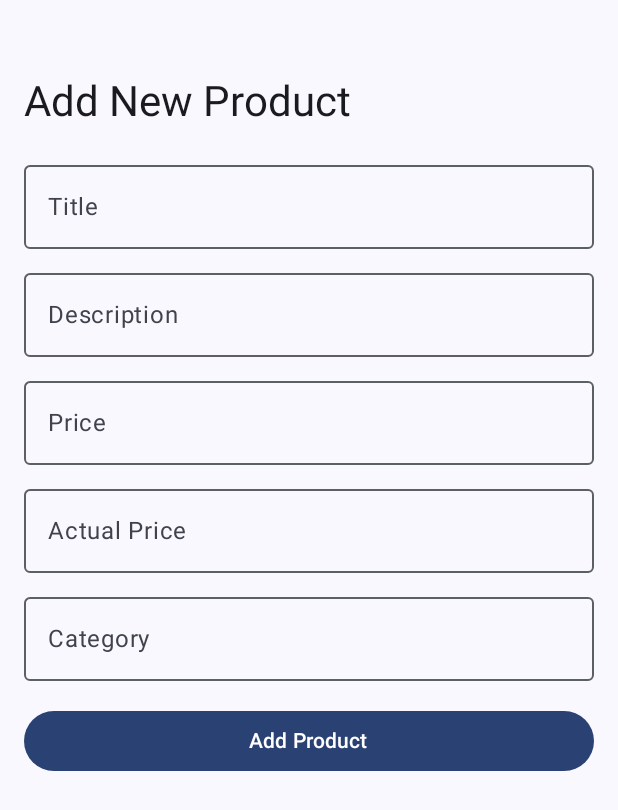
After one commit to PuspenduNayak/ShopKaro, an Android app built with Jetpack Compose: the composable AddProductScreen shown on its own in the app's theme, on a phone screen of 412 x 824 dp. The commit adds this screen. Shown: the top 810 px of the screen. Run offline under Robolectric (Android 15) with nearby library versions, the phone set to English and light mode, and no system bars; our stand-ins replace Firebase (no records; nobody signed in at launch, a user with empty details on screens opened directly); libraries missing offline, so code that uses them is left out: com.tbuonomo.viewpagerdotsindicator; 3 statements that could not run were skipped.

Commit message:
18-07-25 (Admin section Add)

```diff
--- /dev/null
+++ b/app/src/main/java/com/example/easyshop/admin/AddProductScreen.kt
@@ -0,0 +1,93 @@
+package com.example.easyshop.admin
+
+import androidx.compose.foundation.layout.*
+import androidx.compose.material3.*
+import androidx.compose.runtime.*
+import androidx.compose.ui.Modifier
+import androidx.compose.ui.platform.LocalContext
+import androidx.compose.ui.unit.dp
+import com.example.easyshop.AppUtil
+import com.example.easyshop.GlobalNavigation
+import com.example.easyshop.model.ProductModel
+import com.google.firebase.firestore.ktx.firestore
+import com.google.firebase.ktx.Firebase
+import java.util.*
+
+@Composable
+fun AddProductScreen(modifier: Modifier = Modifier) {
+    var title by remember { mutableStateOf("") }
+    var description by remember { mutableStateOf("") }
+    var price by remember { mutableStateOf("") }
+    var actualPrice by remember { mutableStateOf("") }
+    var category by remember { mutableStateOf("") }
+    val context = LocalContext.current
+
+    Column(
+        modifier = modifier
+            .fillMaxSize()
+            .padding(16.dp,50.dp)
+    ) {
+        Text("Add New Product", style = MaterialTheme.typography.headlineMedium)
+        Spacer(modifier = Modifier.height(16.dp))
+        OutlinedTextField(
+            value = title,
+            onValueChange = { title = it },
+            label = { Text("Title") },
+            modifier = Modifier.fillMaxWidth()
+        )
+        Spacer(modifier = Modifier.height(8.dp))
+        OutlinedTextField(
+            value = description,
+            onValueChange = { description = it },
+            label = { Text("Description") },
+            modifier = Modifier.fillMaxWidth()
+        )
+        Spacer(modifier = Modifier.height(8.dp))
+        OutlinedTextField(
+            value = price,
+            onValueChange = { price = it },
+            label = { Text("Price") },
+            modifier = Modifier.fillMaxWidth()
+        )
+        Spacer(modifier = Modifier.height(8.dp))
+        OutlinedTextField(
+            value = actualPrice,
+            onValueChange = { actualPrice = it },
+            label = { Text("Actual Price") },
+            modifier = Modifier.fillMaxWidth()
+        )
+        Spacer(modifier = Modifier.height(8.dp))
+        OutlinedTextField(
+            value = category,
+            onValueChange = { category = it },
+            label = { Text("Category") },
+            modifier = Modifier.fillMaxWidth()
+        )
+        Spacer(modifier = Modifier.height(16.dp))
+        Button(
+            onClick = {
+                val newProduct = ProductModel(
+                    id = UUID.randomUUID().toString(),
+                    title = title,
+                    description = description,
+                    price = price,
+                    actualPrice = actualPrice,
+                    category = category
+                )
+                Firebase.firestore.collection("data").document("stock")
+                    .collection("products").document(newProduct.id)
+                    .set(newProduct)
+                    .addOnSuccessListener {
+                        AppUtil.showToast(context, "Product added successfully")
+                    }
+                    .addOnFailureListener {
+                        AppUtil.showToast(context, "Failed to add product")
+                    }
+                GlobalNavigation.navController.navigate("admin")
+            },
+            modifier = Modifier.fillMaxWidth()
+        ) {
+            Text("Add Product")
+        }
+    }
+}
--- a/app/src/main/java/com/example/easyshop/model/UserModel.kt
+++ b/app/src/main/java/com/example/easyshop/model/UserModel.kt
@@ -6,5 +6,6 @@ data class UserModel(
     val email : String = "",
     val name : String = "",
     val cartItems : Map<String, Long> = emptyMap(),
-    val address: String = ""
+    val address: String = "",
+    val admin: Boolean = false // New field for admin role
 )
```
Also changed, not shown: app/src/main/java/com/example/easyshop/AppNavigation.kt (+114 -1 lines), app/src/main/java/com/example/easyshop/admin/AdminHomeScreen.kt (added, +47 -0 lines), app/src/main/java/com/example/easyshop/admin/AdminNav.kt (added, +23 -0 lines), app/src/main/java/com/example/easyshop/admin/AdminProductListScreen.kt (added, +47 -0 lines), app/src/main/java/com/example/easyshop/screen/LoginScreen.kt (+42 -66 lines), app/src/main/java/com/example/easyshop/viewmodel/AuthViewModel.kt (+18 -10 lines).
